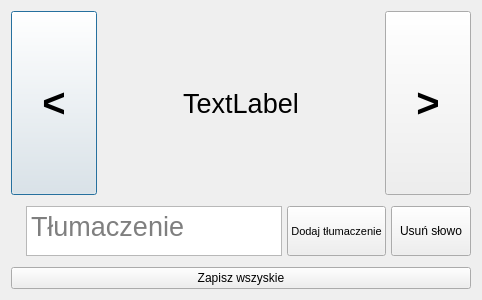
Before: the Qt Designer form src/visulalisation_module/no_translation_list_UI.ui in lewelyn7/Python-subtitles-translator, drawn with Qt 5.
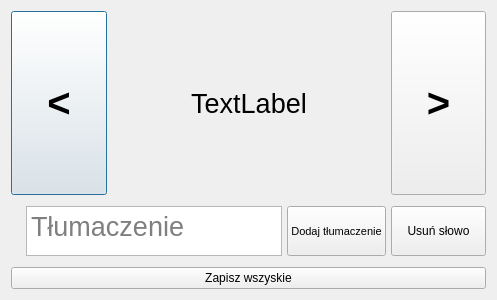
After: the same form once the commit is applied.

The edit to the form file:
```diff
--- a/src/visulalisation_module/no_translation_list_UI.ui
+++ b/src/visulalisation_module/no_translation_list_UI.ui
@@ -6,7 +6,7 @@
    <rect>
     <x>0</x>
     <y>0</y>
-    <width>475</width>
+    <width>497</width>
     <height>300</height>
    </rect>
   </property>
@@ -24,7 +24,7 @@
        <item>
         <layout class="QVBoxLayout" name="verticalLayout">
          <item>
-          <layout class="QHBoxLayout" name="horizontalLayout_2" stretch="1,3,1">
+          <layout class="QHBoxLayout" name="horizontalLayout_2" stretch="1,0,1">
            <property name="spacing">
             <number>14</number>
            </property>
```
